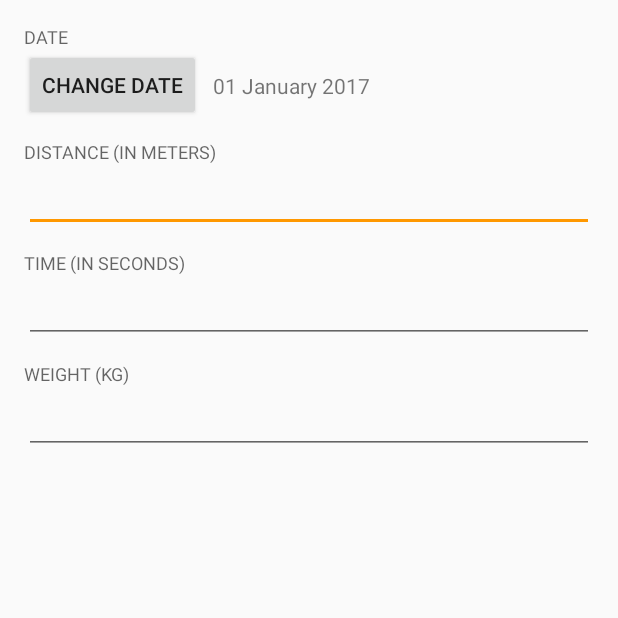
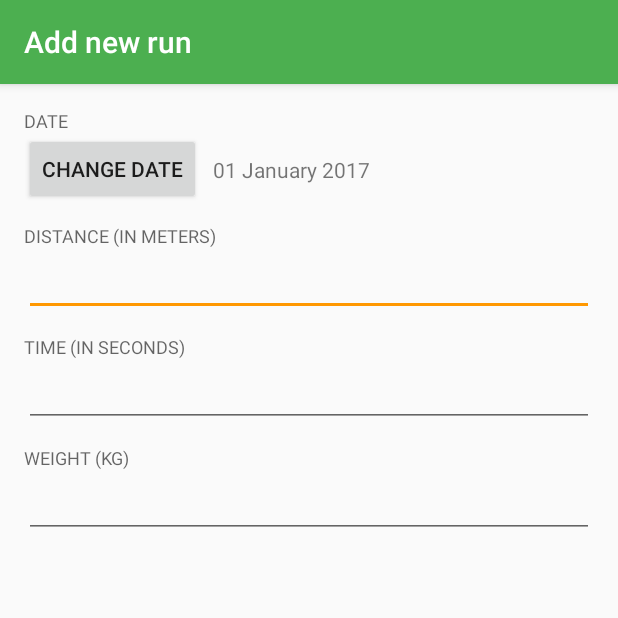
Before and after one commit to CMingTseng/green-deer, an Android app: the screen it shows after launch (AddRunActivity), after a tap on an icon or button, on a phone screen of 412 x 824 dp, the top half of it. Run offline under Robolectric (Android 15) with nearby library versions, the phone set to English and light mode, and no system bars; libraries missing offline, so code that uses them is left out: io.grpc; 5 statements that could not run were skipped.

Commit message:
Fix missing ActionBar in AddRunActivity

```diff
--- a/app/src/main/java/com/kantoniak/greendeer/AddRunActivity.java
+++ b/app/src/main/java/com/kantoniak/greendeer/AddRunActivity.java
@@ -6,13 +6,17 @@ import android.content.Context;
 import android.icu.util.Calendar;
 import android.icu.util.GregorianCalendar;
 import android.net.Uri;
+import android.os.Bundle;
+import android.support.v7.app.ActionBar;
 import android.support.v7.app.AppCompatActivity;
-import android.os.Bundle;
+import android.support.v7.widget.LinearLayoutManager;
+import android.support.v7.widget.RecyclerView;
+import android.support.v7.widget.Toolbar;
 import android.util.AttributeSet;
 import android.view.View;
 import android.widget.DatePicker;
 
-public class AddRunActivity extends Activity implements RunDetailsFragment.OnFragmentInteractionListener, DatePickerDialog.OnDateSetListener {
+public class AddRunActivity extends AppCompatActivity implements RunDetailsFragment.OnFragmentInteractionListener, DatePickerDialog.OnDateSetListener {
 
     private RunDetailsFragment mRunDetailsFragment;
 
--- a/app/src/main/res/layout/activity_add_run.xml
+++ b/app/src/main/res/layout/activity_add_run.xml
@@ -1,5 +1,5 @@
 <?xml version="1.0" encoding="utf-8"?>
-<FrameLayout xmlns:android="http://schemas.android.com/apk/res/android"
+<android.support.design.widget.CoordinatorLayout xmlns:android="http://schemas.android.com/apk/res/android"
     xmlns:app="http://schemas.android.com/apk/res-auto"
     xmlns:tools="http://schemas.android.com/tools"
     android:layout_width="match_parent"
@@ -19,4 +19,4 @@
 
     </ScrollView>
 
-</FrameLayout>
+</android.support.design.widget.CoordinatorLayout>
```
